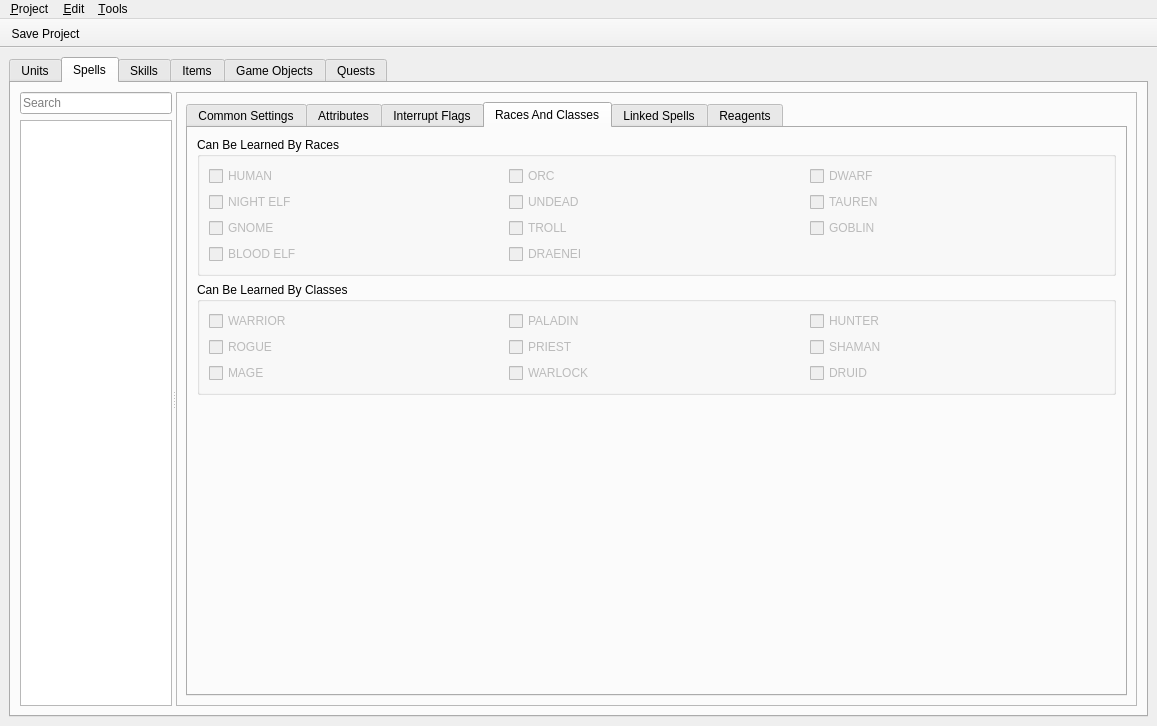
This is tools/editor/ui/object_editor.ui in Kyoril/wow-pp as Qt 5 draws it before an edit. The edited form follows.
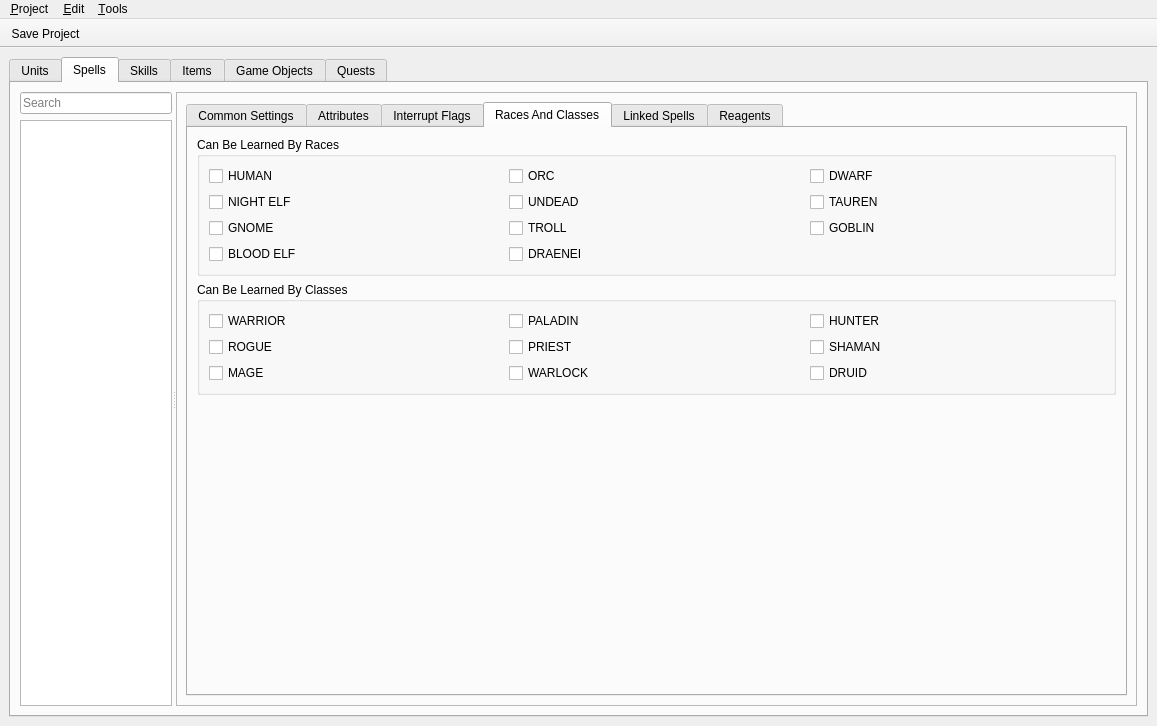
This is the edited form. The open tabs and pages were chosen to show the change. Icons and pictures are not drawn.

Commit message:
Editor can modify race and class mask of spells
Editor also displays related skill of spells

What changed in the file:
```diff
--- a/tools/editor/ui/object_editor.ui
+++ b/tools/editor/ui/object_editor.ui
@@ -4234,7 +4234,7 @@
                    <item row="0" column="0">
                     <widget class="QCheckBox" name="race_1">
                      <property name="enabled">
-                      <bool>false</bool>
+                      <bool>true</bool>
                      </property>
                      <property name="toolTip">
                       <string>&lt;html&gt;&lt;head/&gt;&lt;body&gt;&lt;p&gt;Indicates that this spell is categorized as a player ability in the players spell book. Only affects the client.&lt;/p&gt;&lt;/body&gt;&lt;/html&gt;</string>
@@ -4256,7 +4256,7 @@
                    <item row="0" column="1">
                     <widget class="QCheckBox" name="race_2">
                      <property name="enabled">
-                      <bool>false</bool>
+                      <bool>true</bool>
                      </property>
                      <property name="toolTip">
                       <string>&lt;html&gt;&lt;head/&gt;&lt;body&gt;&lt;p&gt;Indicates that this spell is categorized as a player ability in the players spell book. Only affects the client.&lt;/p&gt;&lt;/body&gt;&lt;/html&gt;</string>
@@ -4278,7 +4278,7 @@
                    <item row="0" column="2">
                     <widget class="QCheckBox" name="race_3">
                      <property name="enabled">
-                      <bool>false</bool>
+                      <bool>true</bool>
                      </property>
                      <property name="toolTip">
                       <string>&lt;html&gt;&lt;head/&gt;&lt;body&gt;&lt;p&gt;Indicates that this spell is categorized as a player ability in the players spell book. Only affects the client.&lt;/p&gt;&lt;/body&gt;&lt;/html&gt;</string>
@@ -4300,7 +4300,7 @@
                    <item row="1" column="0">
                     <widget class="QCheckBox" name="race_4">
                      <property name="enabled">
-                      <bool>false</bool>
+                      <bool>true</bool>
                      </property>
                      <property name="styleSheet">
                       <string notr="true">QCheckBox:disabled
@@ -4316,7 +4316,7 @@
                    <item row="1" column="1">
                     <widget class="QCheckBox" name="race_5">
                      <property name="enabled">
-                      <bool>false</bool>
+                      <bool>true</bool>
                      </property>
                      <property name="toolTip">
                       <string>&lt;html&gt;&lt;head/&gt;&lt;body&gt;&lt;p&gt;Indicates that this spell is categorized as a player ability in the players spell book. Only affects the client.&lt;/p&gt;&lt;/body&gt;&lt;/html&gt;</string>
@@ -4338,7 +4338,7 @@
                    <item row="1" column="2">
                     <widget class="QCheckBox" name="race_6">
                      <property name="enabled">
-                      <bool>false</bool>
+                      <bool>true</bool>
                      </property>
                      <property name="toolTip">
                       <string>&lt;html&gt;&lt;head/&gt;&lt;body&gt;&lt;p&gt;Indicates that this spell is categorized as a player ability in the players spell book. Only affects the client.&lt;/p&gt;&lt;/body&gt;&lt;/html&gt;</string>
@@ -4360,7 +4360,7 @@
                    <item row="2" column="0">
                     <widget class="QCheckBox" name="race_7">
                      <property name="enabled">
-                      <bool>false</bool>
+                      <bool>true</bool>
                      </property>
                      <property name="toolTip">
                       <string>&lt;html&gt;&lt;head/&gt;&lt;body&gt;&lt;p&gt;Indicates that this spell is categorized as a player ability in the players spell book. Only affects the client.&lt;/p&gt;&lt;/body&gt;&lt;/html&gt;</string>
@@ -4382,7 +4382,7 @@
                    <item row="2" column="1">
                     <widget class="QCheckBox" name="race_8">
                      <property name="enabled">
-                      <bool>false</bool>
+                      <bool>true</bool>
                      </property>
                      <property name="toolTip">
                       <string>&lt;html&gt;&lt;head/&gt;&lt;body&gt;&lt;p&gt;Indicates that this spell is categorized as a player ability in the players spell book. Only affects the client.&lt;/p&gt;&lt;/body&gt;&lt;/html&gt;</string>
@@ -4404,7 +4404,7 @@
                    <item row="2" column="2">
                     <widget class="QCheckBox" name="race_9">
                      <property name="enabled">
-                      <bool>false</bool>
+                      <bool>true</bool>
                      </property>
                      <property name="toolTip">
                       <string>&lt;html&gt;&lt;head/&gt;&lt;body&gt;&lt;p&gt;Indicates that this spell is categorized as a player ability in the players spell book. Only affects the client.&lt;/p&gt;&lt;/body&gt;&lt;/html&gt;</string>
@@ -4426,7 +4426,7 @@
                    <item row="3" column="0">
                     <widget class="QCheckBox" name="race_10">
                      <property name="enabled">
-                      <bool>false</bool>
+                      <bool>true</bool>
                      </property>
                      <property name="toolTip">
                       <string>&lt;html&gt;&lt;head/&gt;&lt;body&gt;&lt;p&gt;Indicates that this spell is categorized as a player ability in the players spell book. Only affects the client.&lt;/p&gt;&lt;/body&gt;&lt;/html&gt;</string>
@@ -4448,7 +4448,7 @@
                    <item row="3" column="1">
                     <widget class="QCheckBox" name="race_11">
                      <property name="enabled">
-                      <bool>false</bool>
+                      <bool>true</bool>
                      </property>
                      <property name="toolTip">
                       <string>&lt;html&gt;&lt;head/&gt;&lt;body&gt;&lt;p&gt;Indicates that this spell is categorized as a player ability in the players spell book. Only affects the client.&lt;/p&gt;&lt;/body&gt;&lt;/html&gt;</string>
@@ -4488,7 +4488,7 @@
                    <item row="0" column="0">
                     <widget class="QCheckBox" name="class_1">
                      <property name="enabled">
-                      <bool>false</bool>
+                      <bool>true</bool>
                      </property>
                      <property name="toolTip">
                       <string>&lt;html&gt;&lt;head/&gt;&lt;body&gt;&lt;p&gt;Indicates that this spell is categorized as a player ability in the players spell book. Only affects the client.&lt;/p&gt;&lt;/body&gt;&lt;/html&gt;</string>
@@ -4510,7 +4510,7 @@
                    <item row="0" column="1">
                     <widget class="QCheckBox" name="class_2">
                      <property name="enabled">
-                      <bool>false</bool>
+                      <bool>true</bool>
                      </property>
                      <property name="toolTip">
                       <string>&lt;html&gt;&lt;head/&gt;&lt;body&gt;&lt;p&gt;Indicates that this spell is categorized as a player ability in the players spell book. Only affects the client.&lt;/p&gt;&lt;/body&gt;&lt;/html&gt;</string>
@@ -4532,7 +4532,7 @@
                    <item row="0" column="2">
                     <widget class="QCheckBox" name="class_3">
                      <property name="enabled">
-                      <bool>false</bool>
+                      <bool>true</bool>
                      </property>
                      <property name="toolTip">
                       <string>&lt;html&gt;&lt;head/&gt;&lt;body&gt;&lt;p&gt;Indicates that this spell is categorized as a player ability in the players spell book. Only affects the client.&lt;/p&gt;&lt;/body&gt;&lt;/html&gt;</string>
@@ -4554,7 +4554,7 @@
                    <item row="1" column="0">
                     <widget class="QCheckBox" name="class_4">
                      <property name="enabled">
-                      <bool>false</bool>
+                      <bool>true</bool>
                      </property>
                      <property name="styleSheet">
                       <string notr="true">QCheckBox:disabled
@@ -4570,7 +4570,7 @@
                    <item row="1" column="1">
                     <widget class="QCheckBox" name="class_5">
                      <property name="enabled">
-                      <bool>false</bool>
+                      <bool>true</bool>
                      </property>
                      <property name="toolTip">
                       <string>&lt;html&gt;&lt;head/&gt;&lt;body&gt;&lt;p&gt;Indicates that this spell is categorized as a player ability in the players spell book. Only affects the client.&lt;/p&gt;&lt;/body&gt;&lt;/html&gt;</string>
@@ -4592,7 +4592,7 @@
                    <item row="1" column="2">
                     <widget class="QCheckBox" name="class_7">
                      <property name="enabled">
-                      <bool>false</bool>
+                      <bool>true</bool>
                      </property>
                      <property name="toolTip">
                       <string>&lt;html&gt;&lt;head/&gt;&lt;body&gt;&lt;p&gt;Indicates that this spell is categorized as a player ability in the players spell book. Only affects the client.&lt;/p&gt;&lt;/body&gt;&lt;/html&gt;</string>
@@ -4614,7 +4614,7 @@
                    <item row="2" column="0">
                     <widget class="QCheckBox" name="class_8">
                      <property name="enabled">
-                      <bool>false</bool>
+                      <bool>true</bool>
                      </property>
                      <property name="toolTip">
                       <string>&lt;html&gt;&lt;head/&gt;&lt;body&gt;&lt;p&gt;Indicates that this spell is categorized as a player ability in the players spell book. Only affects the client.&lt;/p&gt;&lt;/body&gt;&lt;/html&gt;</string>
@@ -4636,7 +4636,7 @@
                    <item row="2" column="1">
                     <widget class="QCheckBox" name="class_9">
                      <property name="enabled">
-                      <bool>false</bool>
+                      <bool>true</bool>
                      </property>
                      <property name="toolTip">
                       <string>&lt;html&gt;&lt;head/&gt;&lt;body&gt;&lt;p&gt;Indicates that this spell is categorized as a player ability in the players spell book. Only affects the client.&lt;/p&gt;&lt;/body&gt;&lt;/html&gt;</string>
@@ -4658,7 +4658,7 @@
                    <item row="2" column="2">
                     <widget class="QCheckBox" name="class_11">
                      <property name="enabled">
-                      <bool>false</bool>
+                      <bool>true</bool>
                      </property>
                      <property name="toolTip">
                       <string>&lt;html&gt;&lt;head/&gt;&lt;body&gt;&lt;p&gt;Indicates that this spell is categorized as a player ability in the players spell book. Only affects the client.&lt;/p&gt;&lt;/body&gt;&lt;/html&gt;</string>
```
Left out of the diff: 14 changed lines with no effect on the pictures. The commit also changes 2 other files.
